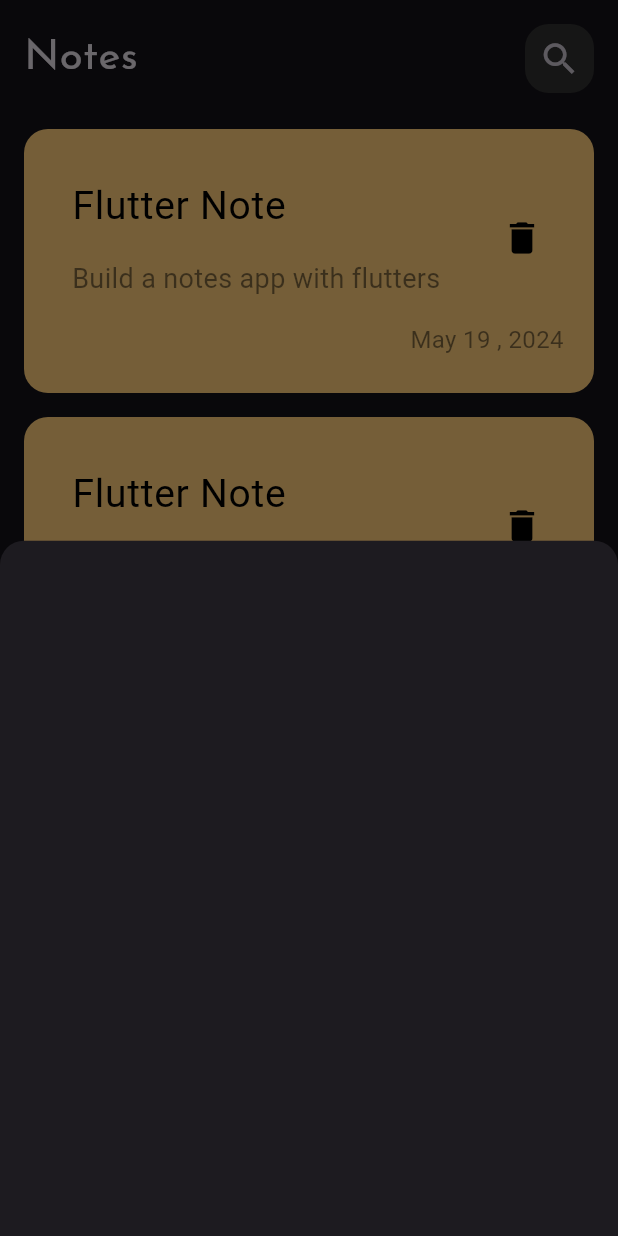
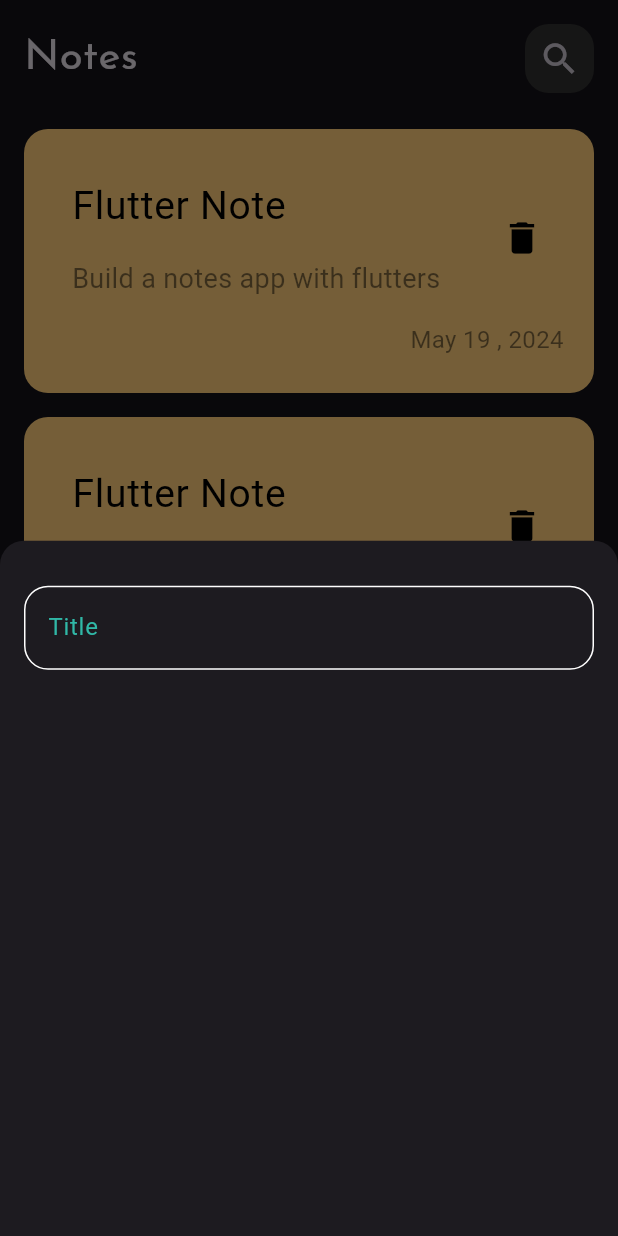
Before and after one commit to ahmedhosny00/notes_app, a Flutter app: the screen it shows after launch, after a tap on the "add" icon, on a phone screen of 412 x 824 dp. Run offline on Flutter 3.47's test engine with Material 3 defaults, Android fonts, the phone set to English and light mode, and no system bars.

Commit message:
create custom text field

```diff
--- /dev/null
+++ b/lib/constants.dart
@@ -0,0 +1,3 @@
+import 'package:flutter/material.dart';
+
+const KPrimaryColor = Color(0xFF30b8a7);
--- a/lib/main.dart
+++ b/lib/main.dart
@@ -2,11 +2,11 @@ import 'package:flutter/material.dart';
 import 'package:notes_app/views/notes_view.dart';
 
 void main() {
-  runApp(const MyApp());
+  runApp(const NotesApp());
 }
 
-class MyApp extends StatelessWidget {
-  const MyApp({super.key});
+class NotesApp extends StatelessWidget {
+  const NotesApp({super.key});
 
   // This widget is the root of your application.
   @override
--- a/lib/views/notes_view.dart
+++ b/lib/views/notes_view.dart
@@ -1,4 +1,5 @@
 import 'package:flutter/material.dart';
+import 'package:notes_app/constants.dart';
 import 'package:notes_app/views/wedgits/add_note_bottom_sheet.dart';
 import 'package:notes_app/views/wedgits/notes_view_body.dart';
 
@@ -9,7 +10,7 @@ class NotesView extends StatelessWidget {
   Widget build(BuildContext context) {
     return Scaffold(
       floatingActionButton: FloatingActionButton(
-        backgroundColor: Colors.black.withOpacity(0.4),
+        backgroundColor: KPrimaryColor.withOpacity(0.8),
         onPressed: () {
           showModalBottomSheet(
             shape: const RoundedRectangleBorder(
--- a/lib/views/wedgits/add_note_bottom_sheet.dart
+++ b/lib/views/wedgits/add_note_bottom_sheet.dart
@@ -1,10 +1,18 @@
 import 'package:flutter/material.dart';
+import 'package:notes_app/views/wedgits/custom_text_field.dart';
 
 class AddNoteBottomSheet extends StatelessWidget {
   const AddNoteBottomSheet({super.key});
 
   @override
   Widget build(BuildContext context) {
-    return Container();
+    return const Padding(
+      padding: EdgeInsets.only(top: 30.0, left: 16, right: 16),
+      child: Column(
+        children: [
+          CustomTextField(),
+        ],
+      ),
+    );
   }
 }
--- /dev/null
+++ b/lib/views/wedgits/custom_text_field.dart
@@ -0,0 +1,29 @@
+import 'package:flutter/material.dart';
+import 'package:notes_app/constants.dart';
+
+class CustomTextField extends StatelessWidget {
+  const CustomTextField({
+    super.key,
+  });
+  @override
+  Widget build(BuildContext context) {
+    return TextField(
+      cursorColor: KPrimaryColor,
+      decoration: InputDecoration(
+          enabledBorder: buildBorder(),
+          focusedBorder: buildBorder(KPrimaryColor),
+          hintText: "Title",
+          hintStyle: const TextStyle(color: KPrimaryColor),
+          focusColor: KPrimaryColor),
+    );
+  }
+
+  OutlineInputBorder buildBorder([color]) {
+    return OutlineInputBorder(
+      borderRadius: BorderRadius.circular(16),
+      borderSide: BorderSide(
+        color: color ?? Colors.white,
+      ),
+    );
+  }
+}
```
Also changed, not shown: 1 other file.
